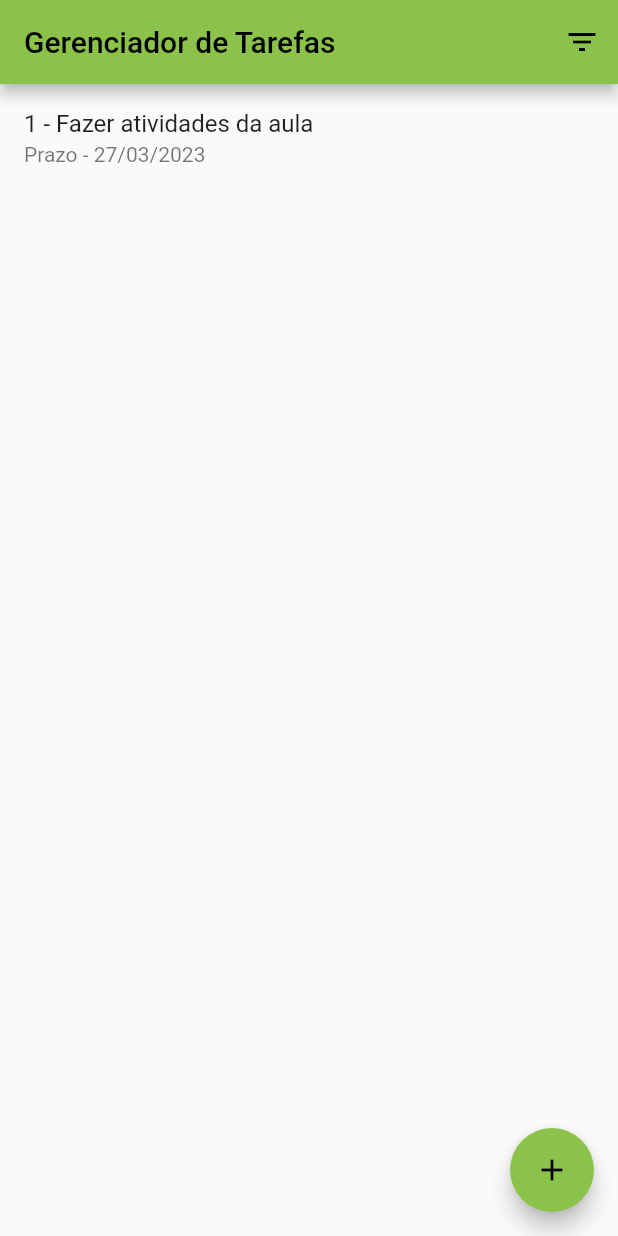
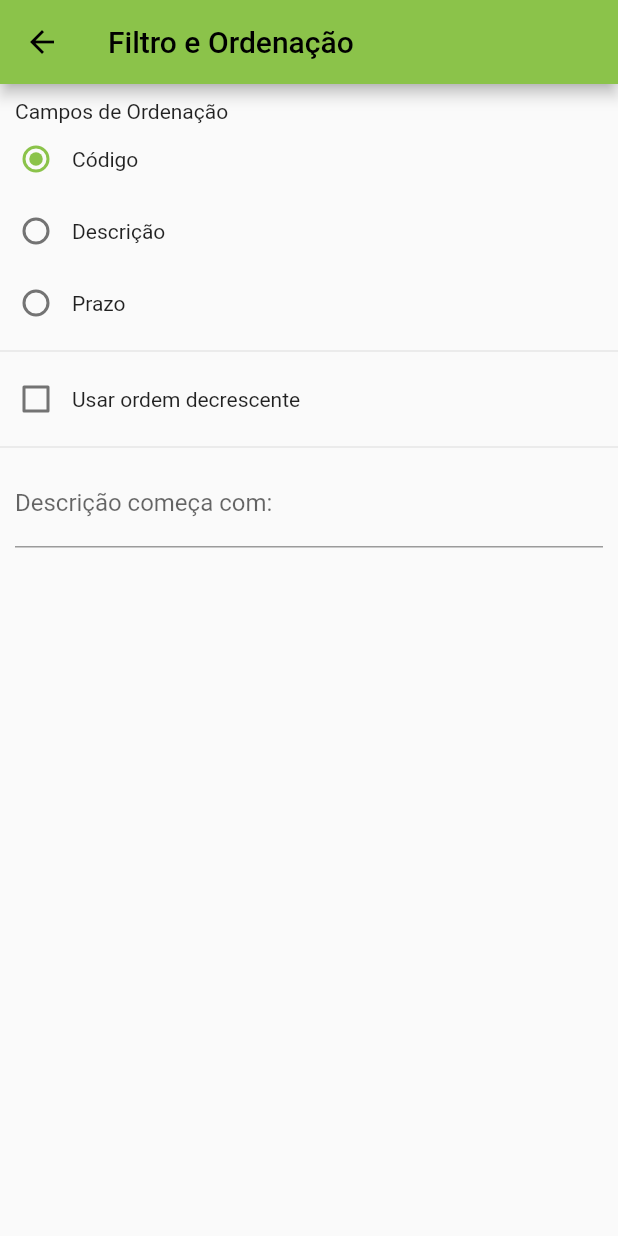
Before and after one commit to Djonatan007/gerenciador, a Flutter app: the screen it shows after launch, after a tap on the "filter list" icon, on a phone screen of 412 x 824 dp. Run offline on Flutter 3.47's test engine with Material 2 defaults, Android fonts, the phone set to English and light mode, and no system bars; our stand-ins replace shared_preferences; missing offline and left inert: dart:html.

Commit message:
Aula 21-03

```diff
--- a/lib/main.dart
+++ b/lib/main.dart
@@ -1,4 +1,5 @@
 import 'package:flutter/material.dart';
+import 'package:gerenciador/pages/filtro_page.dart';
 import 'package:gerenciador/pages/lista_tarefas.dart';
 
 void main() {
@@ -19,6 +20,9 @@ class AppGerenciadorTareas extends StatelessWidget {
         primarySwatch: Colors.lightGreen,
       ),
       home: ListaTarefa(),
+      routes: {
+        FiltroPage.routeName: (BuildContext context) => FiltroPage(),
+      },
     );
   }
 }
--- /dev/null
+++ b/lib/pages/filtro_page.dart
@@ -0,0 +1,129 @@
+import 'package:flutter/cupertino.dart';
+import 'package:flutter/material.dart';
+import 'package:gerenciador/model/tarefa.dart';
+import 'package:shared_preferences/shared_preferences.dart';
+
+class FiltroPage extends StatefulWidget {
+  static const routeName = '/filtro';
+  static const chaveCampoOrdenacao = 'campoOrdenacao';
+  static const chaveUsarOrdemDesc = 'usarOrdemDecrescente';
+  static const chaveCampoDescricao = 'campoOrdenacao';
+
+  @override
+  _FiltroPageState createState() => _FiltroPageState();
+
+}
+
+class _FiltroPageState extends State<FiltroPage> {
+
+  final _camposParaOrdenacao = {
+    Tarefa.CAMPO_ID: 'Código',
+    Tarefa.CAMPO_DESCRICAO: 'Descrição',
+    Tarefa.CAMPO_PRAZO: 'Prazo'
+  };
+
+  late final SharedPreferences _prefs;
+  final _descricaoController = TextEditingController();
+  String _campoOrdenacao = Tarefa.CAMPO_ID;
+  bool _usarOrdemDecrescente = false;
+  bool _alterouValores = false;
+
+  @override
+  void initState(){
+    super.initState();
+    _carregaDadosSharedPreferences();
+  }
+
+  void _carregaDadosSharedPreferences() async {
+    _prefs = await SharedPreferences.getInstance();
+
+    setState(() {
+      _campoOrdenacao = _prefs.getString(FiltroPage.chaveCampoOrdenacao) ?? Tarefa.CAMPO_ID;
+      _usarOrdemDecrescente = _prefs.getBool(FiltroPage.chaveUsarOrdemDesc) == true;
+      _descricaoController.text = _prefs.getString(FiltroPage.chaveCampoDescricao) ?? '';
+    });
+  }
+
+  @override
+  Widget build(BuildContext context) {
+    return WillPopScope(
+        child: Scaffold(
+          appBar: AppBar(
+            title: Text('Filtro e Ordenação'),
+          ),
+          body: _criarBody(),
+        ),
+        onWillPop: _onVoltarClick
+    );
+  }
+
+
+  Widget _criarBody() {
+    return ListView(
+      children: [
+          Padding(
+              padding: EdgeInsets.only(left: 10,top: 10),
+            child: Text('Campos de Ordenação'),
+          ),
+        for (final campo in _camposParaOrdenacao.keys)
+          Row(
+            children: [
+              Radio(
+                  value: campo,
+                  groupValue: _campoOrdenacao,
+                  onChanged: _onCampoParaOrdenacaoChanged,
+              ),
+              Text(_camposParaOrdenacao[campo]!),
+            ],
+          ),
+        Divider(),
+        Row(
+          children: [
+            Checkbox(
+                value: _usarOrdemDecrescente,
+                onChanged: _onUsarOrdemDecrescente
+            ),
+            Text('Usar ordem decrescente')
+          ],
+        ),
+        Divider(),
+        Padding(
+            padding: EdgeInsets.symmetric(horizontal: 10),
+          child: TextField(
+            decoration: InputDecoration(
+              labelText: 'Descrição começa com:'
+            ),
+            controller: _descricaoController,
+            onChanged: _onFiltroDescricaoChanged,
+          ),
+        )
+      ],
+    );
+  }
+
+  void _onCampoParaOrdenacaoChanged(String? valor) {
+    _prefs.setString(FiltroPage.chaveCampoOrdenacao, valor!);
+    _alterouValores = true;
+    setState(() {
+      _campoOrdenacao = valor;
+    });
+  }
+
+  void _onUsarOrdemDecrescente(bool? valor) {
+    _prefs.setBool(FiltroPage.chaveUsarOrdemDesc, valor!);
+    _alterouValores = true;
+    setState(() {
+      _usarOrdemDecrescente = valor;
+    });
+  }
+
+  void _onFiltroDescricaoChanged(String? valor) {
+    _prefs.setString(FiltroPage.chaveCampoDescricao, valor!);
+    _alterouValores = true;
+  }
+
+  Future<bool> _onVoltarClick() async {
+    Navigator.of(context).pop(_alterouValores);
+    return true;
+  }
+}
--- a/lib/pages/lista_tarefas.dart
+++ b/lib/pages/lista_tarefas.dart
@@ -3,6 +3,7 @@ import 'dart:html';
 import 'package:flutter/cupertino.dart';
 import 'package:flutter/material.dart';
 import 'package:gerenciador/model/tarefa.dart';
+import 'package:gerenciador/pages/filtro_page.dart';
 
 import 'form_new_task.dart';
 
@@ -60,10 +61,10 @@ class _ListaTarefasState extends State<ListaTarefa> {
                         final novaTarefa = key.currentState!.newTask;
                         if (index == null) {
                           novaTarefa.id = ++ _ultimoId;
+                          tarefas.add(novaTarefa);
                         } else {
                           tarefas[index] = novaTarefa;
                         }
-                        tarefas.add(novaTarefa);
                       });
                       Navigator.of(context).pop();
                     }
@@ -114,7 +115,7 @@ class _ListaTarefasState extends State<ListaTarefa> {
       title: const Text('Gerenciador de Tarefas'),
       actions: [
         IconButton(
-            onPressed: () {},
+            onPressed: _abrirPaginaFiltro,
             icon: const Icon(Icons.filter_list)),
       ],
     );
@@ -180,4 +181,13 @@ class _ListaTarefasState extends State<ListaTarefa> {
       )
     ];
   }
+
+  void _abrirPaginaFiltro() {
+    final navigator = Navigator.of(context);
+    navigator.pushNamed(FiltroPage.routeName).then((alterouValores) {
+      if (alterouValores == true) {
+        ///TODO filtro
+      }
+    });
+  }
 }
--- a/pubspec.yaml
+++ b/pubspec.yaml
@@ -36,6 +36,7 @@ dependencies:
   # Use with the CupertinoIcons class for iOS style icons.
   cupertino_icons: ^1.0.2
   intl: ^0.18.0
+  shared_preferences: ^2.0.20
 
 dev_dependencies:
   flutter_test:
```
Also changed, not shown: pubspec.lock.
